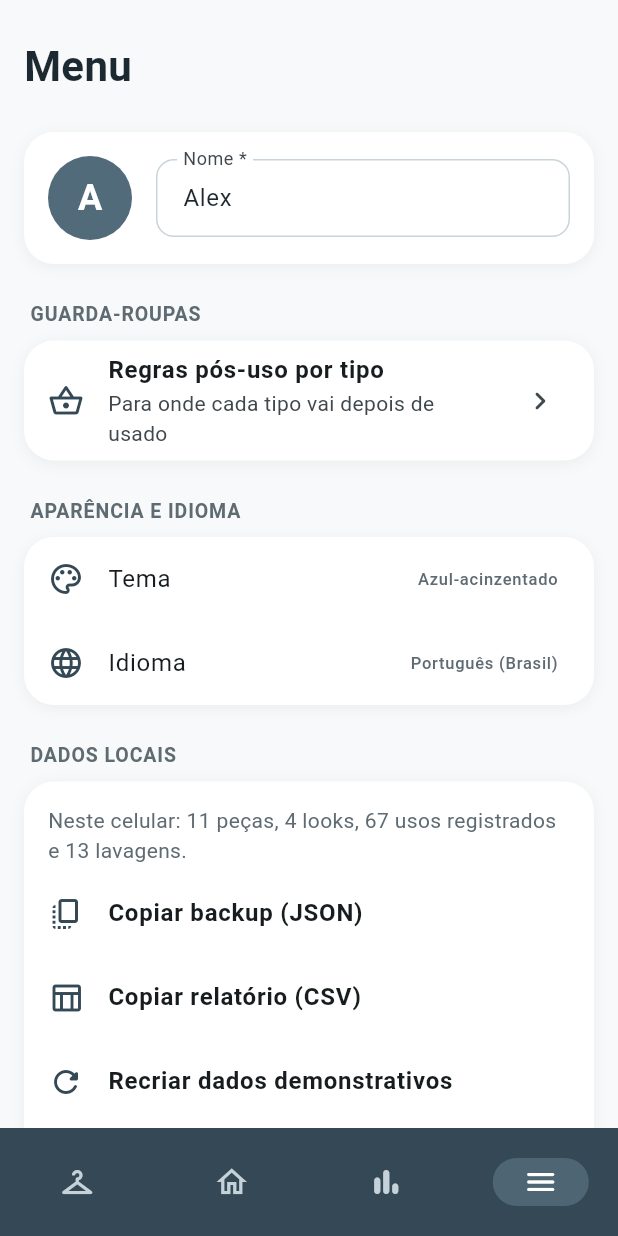
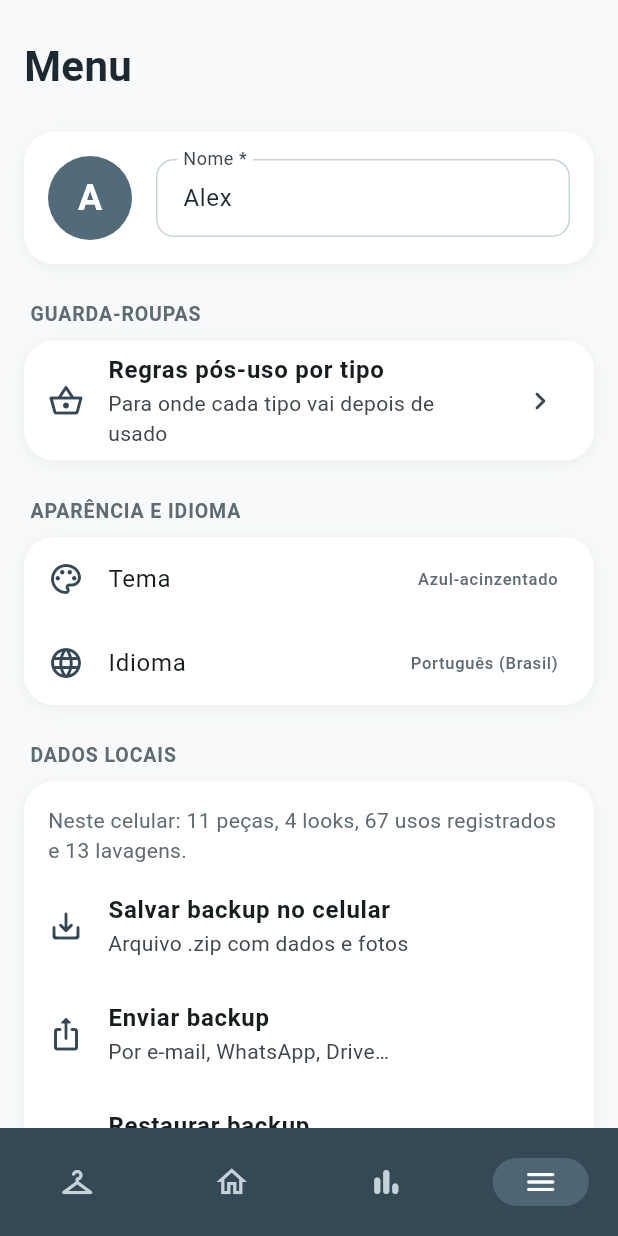
Before and after one commit to MatheusR23/armario-virtual, a Flutter app: the screen it shows after launch, item 4 of the bottom bar chosen, on a phone screen of 412 x 824 dp. Run offline on Flutter 3.47's test engine with Material 3 defaults, Android fonts, the phone set to English and light mode, and no system bars; our stand-ins replace file_picker, image_picker, path_drawing, share_plus.

Commit message:
Backup em arquivo: salvar, enviar e restaurar (.zip com fotos)
- backup.dart monta um .zip com armario_virtual.json e as fotos das peças
- Menu: salvar no celular, enviar (compartilhar), restaurar com confirmação
  e relatório CSV enviado como arquivo
- Restaurar aceita o JSON antigo copiado da área de transferência
- Store.restore mantém os dados atuais se o backup estiver com problema

```diff
--- a/lib/menu.dart
+++ b/lib/menu.dart
@@ -1,7 +1,7 @@
 import 'package:flutter/material.dart';
-import 'package:flutter/services.dart';
 import 'package:url_launcher/url_launcher.dart';
 
+import 'backup.dart';
 import 'catalog.dart';
 import 'store.dart';
 import 'theme.dart';
@@ -16,6 +16,7 @@ class MenuPage extends StatefulWidget {
 class _MenuPageState extends State<MenuPage> {
   late final TextEditingController _name = TextEditingController(text: store.profileName);
   final _feedback = TextEditingController();
+  String? _busy;
 
   @override
   void dispose() {
@@ -111,21 +112,36 @@ class _MenuPageState extends State<MenuPage> {
                       style: const TextStyle(fontSize: 14, color: C.text2),
                     ),
                   ),
-                  ListTile(
-                    leading: const Icon(Icons.copy_all_outlined, color: C.primaryDark),
-                    title: const Text('Copiar backup (JSON)', style: TextStyle(fontWeight: FontWeight.w600)),
-                    onTap: () async {
-                      await Clipboard.setData(ClipboardData(text: store.exportJson()));
-                      if (context.mounted) toast(context, 'Backup copiado. Cole num e-mail ou nota para guardar.');
+                  _action(
+                    id: 'save',
+                    icon: Icons.save_alt_rounded,
+                    title: 'Salvar backup no celular',
+                    subtitle: 'Arquivo .zip com dados e fotos',
+                    run: () async {
+                      final ok = await saveBackupToFile();
+                      if (ok && mounted) toast(this.context, 'Backup salvo.');
                     },
                   ),
-                  ListTile(
-                    leading: const Icon(Icons.table_chart_outlined, color: C.primaryDark),
-                    title: const Text('Copiar relatório (CSV)', style: TextStyle(fontWeight: FontWeight.w600)),
-                    onTap: () async {
-                      await Clipboard.setData(ClipboardData(text: store.exportCsv()));
-                      if (context.mounted) toast(context, 'Relatório copiado.');
-                    },
+                  _action(
+                    id: 'share',
+                    icon: Icons.ios_share_rounded,
+                    title: 'Enviar backup',
+                    subtitle: 'Por e-mail, WhatsApp, Drive…',
+                    run: shareBackup,
+                  ),
+                  _action(
+                    id: 'restore',
+                    icon: Icons.settings_backup_restore_rounded,
+                    title: 'Restaurar backup',
+                    subtitle: 'Substitui os dados deste celular',
+                    run: _restore,
+                  ),
+                  _action(
+                    id: 'csv',
+                    icon: Icons.table_chart_outlined,
+                    title: 'Enviar relatório (CSV)',
+                    subtitle: 'Planilha com as peças e usos',
+                    run: shareCsv,
                   ),
                   ListTile(
                     leading: const Icon(Icons.refresh_rounded, color: C.primaryDark),
@@ -152,7 +168,7 @@ class _MenuPageState extends State<MenuPage> {
                       final ok = await confirmDialog(
                         context,
                         title: 'Apagar todos os dados?',
-                        text: 'Peças, fotos, looks e histórico serão removidos deste celular. Essa ação não pode ser desfeita. Copie um backup antes, se quiser.',
+                        text: 'Peças, fotos, looks e histórico serão removidos deste celular. Essa ação não pode ser desfeita. Salve um backup antes, se quiser.',
                         confirmLabel: 'Apagar tudo',
                         danger: true,
                       );
@@ -194,6 +210,58 @@ class _MenuPageState extends State<MenuPage> {
         );
       },
     );
+  }
+
+  /// Item de backup com estado de carregamento; só uma ação roda por vez.
+  Widget _action({
+    required String id,
+    required IconData icon,
+    required String title,
+    required String subtitle,
+    required Future<void> Function() run,
+  }) {
+    final busy = _busy == id;
+    return ListTile(
+      enabled: _busy == null,
+      leading: busy
+          ? const SizedBox(width: 24, height: 24, child: CircularProgressIndicator(strokeWidth: 2.5))
+          : Icon(icon, color: C.primaryDark),
+      title: Text(title, style: const TextStyle(fontWeight: FontWeight.w600)),
+      subtitle: Text(subtitle),
+      onTap: () async {
+        setState(() => _busy = id);
+        try {
+          await run();
+        } on BackupError catch (e) {
+          if (mounted) toast(context, e.message);
+        } catch (e) {
+          debugPrint('Erro no backup: $e');
+          if (mounted) toast(context, 'Não foi possível concluir. Tente de novo.');
+        } finally {
+          if (mounted) setState(() => _busy = null);
+        }
+      },
+    );
+  }
+
+  Future<void> _restore() async {
+    final pending = await pickBackup();
+    if (pending == null || !mounted) return;
+    final ok = await confirmDialog(
+      context,
+      title: 'Restaurar este backup?',
+      text: 'O backup tem ${plural(pending.pieces, 'peça', 'peças')}, ${plural(pending.looks, 'look', 'looks')}, '
+          '${plural(pending.uses, 'uso registrado', 'usos registrados')} e ${plural(pending.photos, 'foto', 'fotos')}. '
+          'Os dados atuais deste celular serão substituídos. Essa ação não pode ser desfeita.',
+      confirmLabel: 'Restaurar',
+      danger: true,
+    );
+    if (!ok) return;
+    final info = await pending.apply();
+    _name.text = store.profileName;
+    if (mounted) {
+      toast(context, 'Backup restaurado: ${plural(info.pieces, 'peça', 'peças')} e ${plural(info.photos, 'foto', 'fotos')}.');
+    }
   }
 
   Widget _header(String text) => Padding(
--- a/pubspec.yaml
+++ b/pubspec.yaml
@@ -15,6 +15,9 @@ dependencies:
   image_picker: ^1.1.2
   path_drawing: ^1.0.1
   url_launcher: ^6.3.0
+  archive: ^4.7.1
+  file_picker: ^13.3.3
+  share_plus: ^13.3.1
 
 dev_dependencies:
   flutter_test:
```
Also changed, not shown: lib/backup.dart (added, +216 -0 lines), lib/store.dart (+19 -0 lines), 1 other file.
